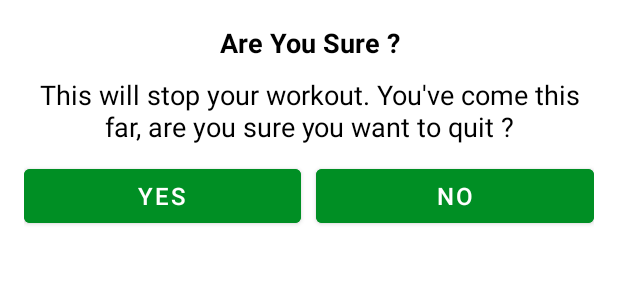
After one commit to AhmedOnibiyo/7-Minutes-Workout, an Android app: the layout dialog_custom_back_confiramtion.xml on its own in the app's theme, with its tools: preview values and no code run, on a phone screen of 412 x 824 dp. The commit adds this screen. Shown: the top 300 px of the screen. Run offline under Robolectric (Android 15) with nearby library versions, the phone set to English and light mode, and no system bars.

Commit message:
Add confirmation for back button pressed

```diff
--- a/app/src/main/java/com/ahmedonibiyo/a7minutesworkout/ExerciseActivity.kt
+++ b/app/src/main/java/com/ahmedonibiyo/a7minutesworkout/ExerciseActivity.kt
@@ -1,5 +1,6 @@
 package com.ahmedonibiyo.a7minutesworkout
 
+import android.app.Dialog
 import android.content.Intent
 import android.media.MediaPlayer
 import android.net.Uri
@@ -11,6 +12,7 @@ import android.view.View
 import androidx.appcompat.app.AppCompatActivity
 import androidx.recyclerview.widget.LinearLayoutManager
 import com.ahmedonibiyo.a7minutesworkout.databinding.ActivityExerciseBinding
+import com.ahmedonibiyo.a7minutesworkout.databinding.DialogCustomBackConfiramtionBinding
 import java.util.*
 
 class ExerciseActivity : AppCompatActivity(), TextToSpeech.OnInitListener {
@@ -42,7 +44,7 @@ class ExerciseActivity : AppCompatActivity(), TextToSpeech.OnInitListener {
             supportActionBar?.setDisplayHomeAsUpEnabled(true)
         }
         binding?.toolbarExercise?.setNavigationOnClickListener {
-            onBackPressed()
+            customDialogForBackButton()
         }
 
         tts = TextToSpeech(this, this)
@@ -51,6 +53,26 @@ class ExerciseActivity : AppCompatActivity(), TextToSpeech.OnInitListener {
 
         setupRestView()
         setupExerciseStatusRecyclerView()
+    }
+
+    override fun onBackPressed() {
+        customDialogForBackButton()
+    }
+
+    private fun customDialogForBackButton() {
+        val customDialog = Dialog(this)
+        val dialogBinding = DialogCustomBackConfiramtionBinding.inflate(layoutInflater)
+        customDialog.setContentView(dialogBinding.root)
+        customDialog.setCanceledOnTouchOutside(false)
+        dialogBinding.btnYes.setOnClickListener {
+            this@ExerciseActivity.finish()
+            customDialog.dismiss()
+        }
+        dialogBinding.btnNo.setOnClickListener {
+            customDialog.dismiss()
+        }
+
+        customDialog.show()
     }
 
     private fun setupExerciseStatusRecyclerView() {
--- /dev/null
+++ b/app/src/main/res/layout/dialog_custom_back_confiramtion.xml
@@ -0,0 +1,69 @@
+<?xml version="1.0" encoding="utf-8"?>
+<androidx.constraintlayout.widget.ConstraintLayout xmlns:android="http://schemas.android.com/apk/res/android"
+    xmlns:app="http://schemas.android.com/apk/res-auto"
+    android:layout_width="match_parent"
+    android:layout_height="match_parent"
+    android:padding="16dp">
+
+    <TextView
+        android:id="@+id/textView"
+        android:layout_width="match_parent"
+        android:layout_height="wrap_content"
+        android:gravity="center"
+        android:text="@string/are_you_sure"
+        android:textColor="@color/black"
+        android:textSize="18sp"
+        android:textStyle="bold"
+        app:layout_constraintEnd_toEndOf="parent"
+        app:layout_constraintStart_toStartOf="parent"
+        app:layout_constraintTop_toTopOf="parent" />
+
+    <TextView
+        android:id="@+id/dl_message"
+        android:layout_width="match_parent"
+        android:layout_height="wrap_content"
+        android:layout_marginStart="10dp"
+        android:layout_marginTop="10dp"
+        android:layout_marginEnd="10dp"
+        android:gravity="center"
+        android:text="@string/dialog_message"
+        android:textColor="@color/black"
+        android:textSize="18sp"
+        app:layout_constraintEnd_toEndOf="parent"
+        app:layout_constraintHorizontal_bias="1.0"
+        app:layout_constraintStart_toStartOf="parent"
+        app:layout_constraintTop_toBottomOf="@+id/textView" />
+
+    <LinearLayout
+        android:layout_width="match_parent"
+        android:layout_height="wrap_content"
+        android:layout_marginTop="10dp"
+        android:gravity="center"
+        android:orientation="horizontal"
+        app:layout_constraintEnd_toEndOf="parent"
+        app:layout_constraintStart_toStartOf="parent"
+        app:layout_constraintTop_toBottomOf="@id/dl_message">
+
+        <Button
+            android:id="@+id/btnYes"
+            android:layout_width="wrap_content"
+            android:layout_height="wrap_content"
+            android:layout_marginEnd="10dp"
+            android:layout_weight="1"
+            android:backgroundTint="@color/colorAccent"
+            android:text="YES"
+            android:textSize="16sp" />
+
+        <Button
+            android:id="@+id/btnNo"
+            android:layout_width="wrap_content"
+            android:layout_height="wrap_content"
+            android:layout_weight="1"
+            android:backgroundTint="@color/colorAccent"
+            android:text="NO"
+            android:textSize="16sp" />
+
+    </LinearLayout>
+
+
+</androidx.constraintlayout.widget.ConstraintLayout>
--- a/app/src/main/res/values/strings.xml
+++ b/app/src/main/res/values/strings.xml
@@ -5,4 +5,6 @@
     <string name="pause">PAUSE</string>
     <string name="reset">RESET</string>
     <string name="get_ready_for">GET READY FOR</string>
+    <string name="dialog_message">This will stop your workout. You\'ve come this far, are you sure you want to quit ?</string>
+    <string name="are_you_sure">Are You Sure ?</string>
 </resources>
```
